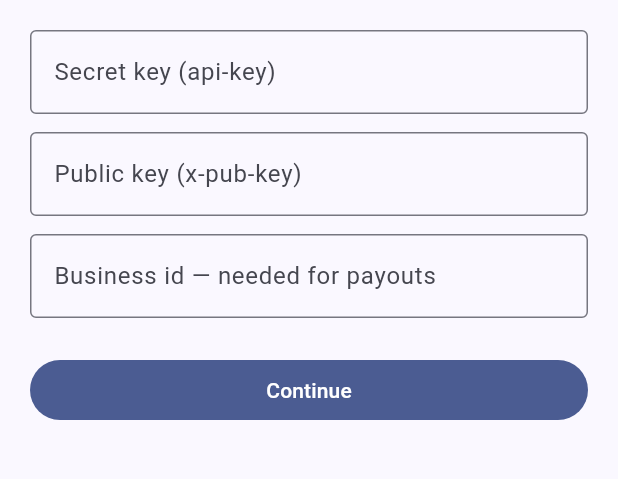
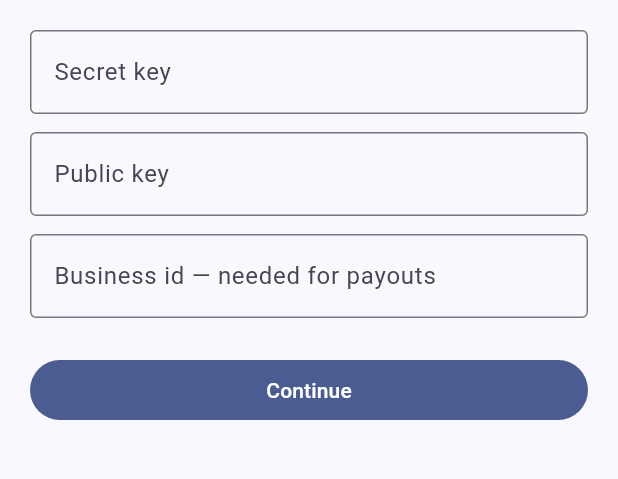
Before and after one commit to jhaym3s/fincra_flutter, a Flutter app: the screen it shows after launch, on a phone screen of 412 x 824 dp, the part 183-662 px from its top. Run offline on Flutter 3.47's test engine with Material 3 defaults, Android fonts, the phone set to English and light mode, and no system bars; accounts and stored records are empty.

Commit message:
removed unneccery title

```diff
--- a/example/lib/main.dart
+++ b/example/lib/main.dart
@@ -77,7 +77,7 @@ class _SetupScreenState extends State<SetupScreen> {
             controller: _secret,
             obscureText: true,
             decoration: const InputDecoration(
-              labelText: 'Secret key (api-key)',
+              labelText: 'Secret key',
               border: OutlineInputBorder(),
             ),
           ),
@@ -85,7 +85,7 @@ class _SetupScreenState extends State<SetupScreen> {
           TextField(
             controller: _public,
             decoration: const InputDecoration(
-              labelText: 'Public key (x-pub-key)',
+              labelText: 'Public key',
               border: OutlineInputBorder(),
             ),
           ),
```
